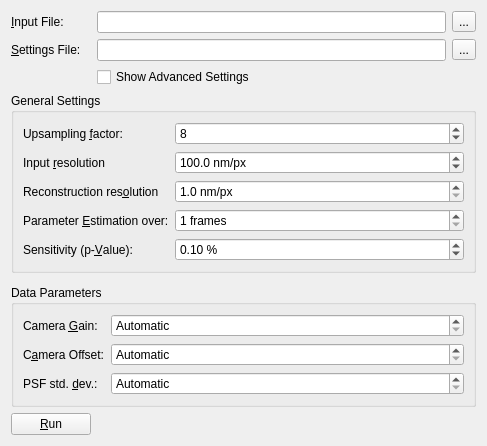
Qt form gui/inputwidget.ui (ukoethe/simple-STORM) before a commit.
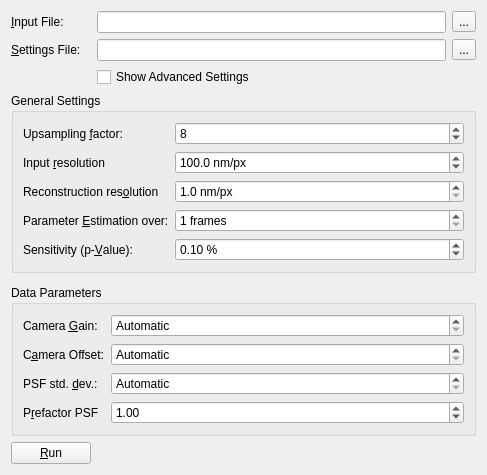
The same form after that commit. Custom widgets are drawn as their Qt base class.

The edit to the form file:
```diff
--- a/gui/inputwidget.ui
+++ b/gui/inputwidget.ui
@@ -7,7 +7,7 @@
     <x>0</x>
     <y>0</y>
     <width>487</width>
-    <height>422</height>
+    <height>438</height>
    </rect>
   </property>
   <property name="windowTitle">
@@ -352,6 +352,38 @@
         </property>
        </widget>
       </item>
+      <item row="3" column="1">
+       <widget class="QDoubleSpinBox" name="spn_factorSigma">
+        <property name="sizePolicy">
+         <sizepolicy hsizetype="MinimumExpanding" vsizetype="Fixed">
+          <horstretch>0</horstretch>
+          <verstretch>0</verstretch>
+         </sizepolicy>
+        </property>
+        <property name="keyboardTracking">
+         <bool>true</bool>
+        </property>
+        <property name="maximum">
+         <double>10.000000000000000</double>
+        </property>
+        <property name="singleStep">
+         <double>0.010000000000000</double>
+        </property>
+        <property name="value">
+         <double>1.000000000000000</double>
+        </property>
+       </widget>
+      </item>
+      <item row="3" column="0">
+       <widget class="QLabel" name="label_5">
+        <property name="text">
+         <string>P&amp;refactor PSF</string>
+        </property>
+        <property name="buddy">
+         <cstring>spn_factorSigma</cstring>
+        </property>
+       </widget>
+      </item>
      </layout>
     </widget>
    </item>
```
